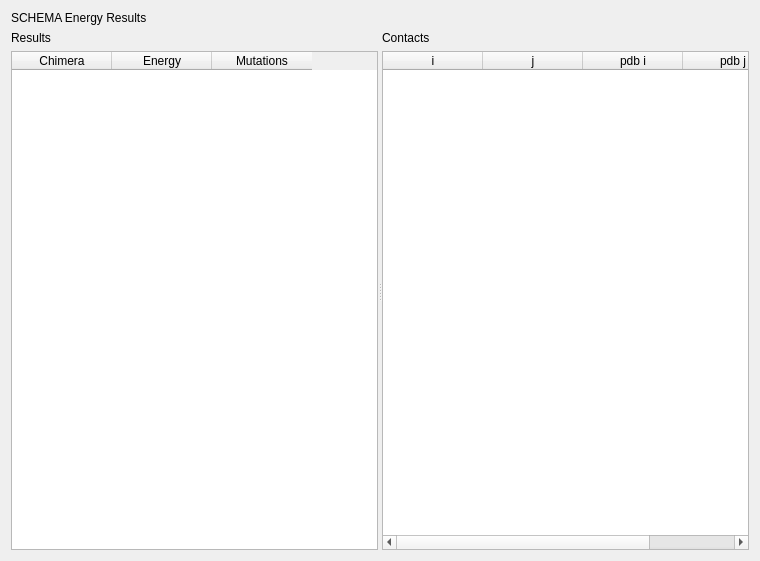
TUM-CBR/pymol-plugins, file cbr/schema/visual/SchemaEnergyViewer.ui: the form before one commit.
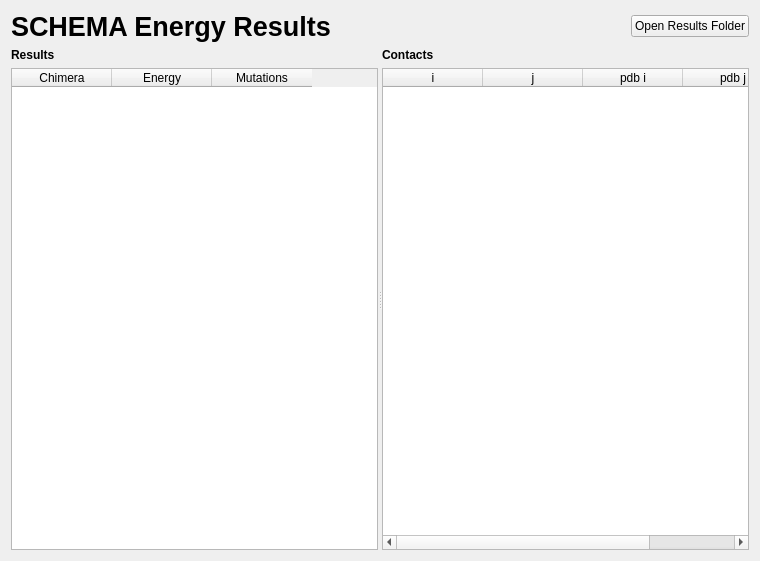
The form after the commit.

Commit message: Button to open the flie manager on SchemaEnergyViewer

The edit to the form file:
```diff
--- a/cbr/schema/visual/SchemaEnergyViewer.ui
+++ b/cbr/schema/visual/SchemaEnergyViewer.ui
@@ -21,6 +21,8 @@
   </property>
   <layout class="QVBoxLayout" name="verticalLayout_3">
    <item>
+    <layout class="QHBoxLayout" name="horizontalLayout">
+     <item>
     <widget class="QLabel" name="label_3">
      <property name="sizePolicy">
       <sizepolicy hsizetype="Preferred" vsizetype="Preferred">
@@ -28,12 +30,40 @@
        <verstretch>0</verstretch>
       </sizepolicy>
      </property>
+       <property name="font">
+        <font>
+         <pointsize>20</pointsize>
+         <bold>true</bold>
+        </font>
+       </property>
      <property name="text">
       <string>SCHEMA Energy Results</string>
      </property>
     </widget>
    </item>
    <item>
+      <spacer name="horizontalSpacer">
+       <property name="orientation">
+        <enum>Qt::Horizontal</enum>
+       </property>
+       <property name="sizeHint" stdset="0">
+        <size>
+         <width>40</width>
+         <height>20</height>
+        </size>
+       </property>
+      </spacer>
+     </item>
+     <item>
+      <widget class="QPushButton" name="openResultsFolder">
+       <property name="text">
+        <string>Open Results Folder</string>
+       </property>
+      </widget>
+     </item>
+    </layout>
+   </item>
+   <item>
     <widget class="QSplitter" name="splitter">
      <property name="sizePolicy">
       <sizepolicy hsizetype="Expanding" vsizetype="Expanding">
@@ -44,13 +74,18 @@
      <property name="orientation">
       <enum>Qt::Horizontal</enum>
      </property>
-     <widget class="QWidget" name="">
+     <widget class="QWidget" name="layoutWidget">
       <layout class="QVBoxLayout" name="verticalLayout">
        <property name="spacing">
         <number>6</number>
        </property>
        <item>
         <widget class="QLabel" name="label_2">
+         <property name="font">
+          <font>
+           <bold>true</bold>
+          </font>
+         </property>
          <property name="text">
           <string>Results</string>
          </property>
@@ -83,10 +118,15 @@
        </item>
       </layout>
      </widget>
-     <widget class="QWidget" name="">
+     <widget class="QWidget" name="layoutWidget">
       <layout class="QVBoxLayout" name="verticalLayout_2">
        <item>
         <widget class="QLabel" name="label">
+         <property name="font">
+          <font>
+           <bold>true</bold>
+          </font>
+         </property>
          <property name="text">
           <string>Contacts</string>
          </property>
```
Lines whose indentation alone changed are shown as unchanged. The commit also changes 6 other files.
